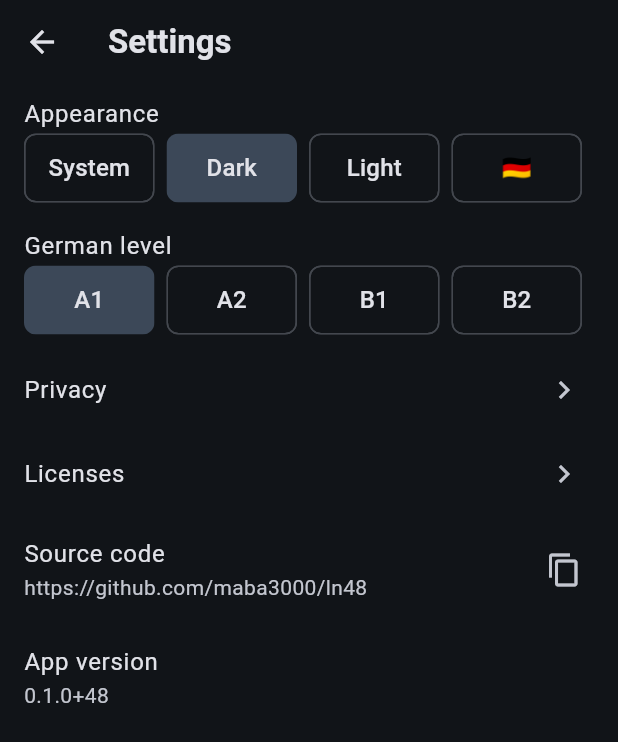
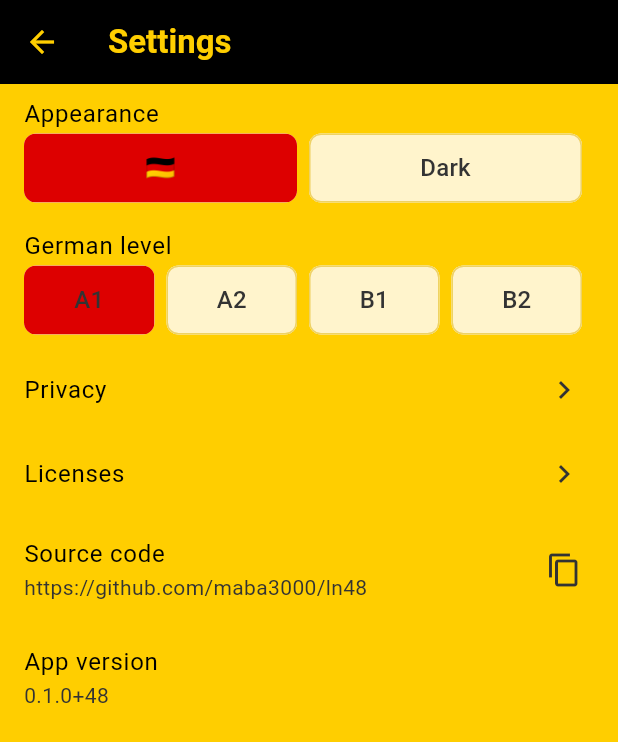
Before and after one commit to maba3000/ln48, a Flutter app: the screen it shows after launch, after a tap on the "settings" icon, on a phone screen of 412 x 824 dp. Shown: the top 742 px of the screen. Run offline on Flutter 3.47's test engine with Material 3 defaults, Android fonts, the phone set to English and light mode, and no system bars; our stand-ins replace drift, drift_flutter, flutter_markdown, flutter_riverpod, freezed_annotation, go_router and 1 more; missing offline and left inert: dart:html; accounts and stored records are empty; generated files the repository leaves out were written again.

Commit message:
simplify: clean and reduce theme in settings to 2

```diff
--- a/l10n/app_en.arb
+++ b/l10n/app_en.arb
@@ -21,8 +21,6 @@
   "settingsTitle": "Settings",
   "settingsVersion": "App version",
   "settingsTheme": "Appearance",
-  "themeModeSystem": "System",
-  "themeModeLight": "Light",
   "themeModeDark": "Dark",
   "settingsLevel": "German level",
   "settingsPrivacy": "Privacy",
--- a/lib/app/app.dart
+++ b/lib/app/app.dart
@@ -15,7 +15,7 @@ class Ln48App extends ConsumerWidget {
     final router = ref.watch(appRouterProvider);
     final localeAsync = ref.watch(localeControllerProvider);
     final themeModeAsync = ref.watch(themeModeControllerProvider);
-    final themeMode = themeModeAsync.asData?.value ?? AppThemeMode.dark;
+    final themeMode = themeModeAsync.asData?.value ?? AppThemeMode.germanFlag;
     final useGermanFlag = themeMode == AppThemeMode.germanFlag;
     final gameDelegates = ref
         .watch(gameRegistryProvider)
@@ -30,9 +30,9 @@ class Ln48App extends ConsumerWidget {
       localizationsDelegates: localizationsDelegates,
       supportedLocales: AppLocalizations.supportedLocales,
       locale: localeAsync.asData?.value,
-      theme: useGermanFlag ? appThemeGermanFlag : appThemeLight,
+      theme: useGermanFlag ? appThemeGermanFlag : appThemeDark,
       darkTheme: useGermanFlag ? appThemeGermanFlag : appThemeDark,
-      themeMode: useGermanFlag ? ThemeMode.light : themeMode.materialThemeMode,
+      themeMode: themeMode.materialThemeMode,
       routerConfig: router,
     );
   }
--- a/lib/app/app_theme.dart
+++ b/lib/app/app_theme.dart
@@ -36,12 +36,12 @@ final ThemeData appThemeGermanFlag = ThemeData(
     tertiaryContainer: GermanFlagColors.yellowLight,
     onTertiaryContainer: GermanFlagColors.blackLight,
 
-    // Surface: Clean light backgrounds
+    // Surface: Yellow background, white cards
     surfaceContainerLowest: Colors.white,
-    surfaceContainerLow: GermanFlagColors.grayLight,
-    surfaceContainer: GermanFlagColors.yellowLight.withValues(alpha: 0.3),
-    surfaceContainerHigh: GermanFlagColors.yellowLight.withValues(alpha: 0.5),
-    surfaceContainerHighest: GermanFlagColors.yellowLight,
+    surfaceContainerLow: Colors.white,
+    surfaceContainer: Colors.white,
+    surfaceContainerHigh: GermanFlagColors.yellowLight,
+    surfaceContainerHighest: Colors.white,
     onSurfaceVariant: GermanFlagColors.blackLight,
 
     // Outline
@@ -61,8 +61,8 @@ final ThemeData appThemeGermanFlag = ThemeData(
     inversePrimary: GermanFlagColors.yellowDark,
   ),
 
-  // Light yellow scaffold background
-  scaffoldBackgroundColor: GermanFlagColors.yellowLight.withValues(alpha: 0.3),
+  // Solid yellow scaffold background (matches landing page)
+  scaffoldBackgroundColor: GermanFlagColors.yellow,
 
   // Black app bar with yellow text
   appBarTheme: const AppBarTheme(
@@ -72,9 +72,10 @@ final ThemeData appThemeGermanFlag = ThemeData(
     actionsIconTheme: IconThemeData(color: GermanFlagColors.yellow),
   ),
 
-  // Cards with subtle elevation
+  // White cards with subtle elevation (matches landing page)
   cardTheme: const CardThemeData(
     color: Colors.white,
+    elevation: 1,
     shape: RoundedRectangleBorder(
       borderRadius: BorderRadius.all(Radius.circular(12)),
     ),
@@ -151,17 +152,6 @@ final ThemeData appThemeGermanFlag = ThemeData(
   ),
 );
 
-final appThemeLight = ThemeData(
-  colorScheme: ColorScheme.fromSeed(
-    seedColor: const Color(0xFF0F4C81),
-  ),
-  useMaterial3: true,
-  textTheme: const TextTheme(
-    headlineLarge: TextStyle(fontWeight: FontWeight.w700),
-    titleLarge: TextStyle(fontWeight: FontWeight.w600),
-  ),
-);
-
 final appThemeDark = ThemeData(
   colorScheme: ColorScheme.fromSeed(
     seedColor: const Color(0xFF0F4C81),
--- a/lib/features/settings/settings_page.dart
+++ b/lib/features/settings/settings_page.dart
@@ -17,7 +17,7 @@ class SettingsPage extends ConsumerWidget {
     final l10n = AppLocalizations.of(context)!;
     final themeModeAsync = ref.watch(themeModeControllerProvider);
     final levelsAsync = ref.watch(germanLevelsControllerProvider);
-    final themeMode = themeModeAsync.value ?? AppThemeMode.dark;
+    final themeMode = themeModeAsync.value ?? AppThemeMode.germanFlag;
     return Scaffold(
       appBar: AppBar(
         leading: const BackButton(),
@@ -109,10 +109,8 @@ class _ThemeModeChips extends StatelessWidget {
   final ValueChanged<AppThemeMode> onSelect;
 
   static const List<AppThemeMode> _modes = [
-    AppThemeMode.system,
+    AppThemeMode.germanFlag,
     AppThemeMode.dark,
-    AppThemeMode.light,
-    AppThemeMode.germanFlag,
   ];
 
   @override
@@ -149,10 +147,8 @@ class _ThemeModeChips extends StatelessWidget {
 
   String _labelForMode(AppLocalizations l10n, AppThemeMode mode) {
     return switch (mode) {
-      AppThemeMode.system => l10n.themeModeSystem,
+      AppThemeMode.germanFlag => '🇩🇪',
       AppThemeMode.dark => l10n.themeModeDark,
-      AppThemeMode.light => l10n.themeModeLight,
-      AppThemeMode.germanFlag => '🇩🇪',
     };
   }
 }
--- a/lib/l10n/app_localizations.dart
+++ b/lib/l10n/app_localizations.dart
@@ -97,7 +97,7 @@ abstract class AppLocalizations {
   /// No description provided for @appTitle.
   ///
   /// In en, this message translates to:
-  /// **'Play German. 48 Games.'**
+  /// **'Play German 48'**
   String get appTitle;
 
   /// No description provided for @gameNotFound.
@@ -133,7 +133,7 @@ abstract class AppLocalizations {
   /// No description provided for @homeTitle.
   ///
   /// In en, this message translates to:
-  /// **'Play German. 48 Games.'**
+  /// **'Play German 48'**
   String get homeTitle;
 
   /// No description provided for @badgeNew.
@@ -177,18 +177,6 @@ abstract class AppLocalizations {
   /// In en, this message translates to:
   /// **'Appearance'**
   String get settingsTheme;
-
-  /// No description provided for @themeModeSystem.
-  ///
-  /// In en, this message translates to:
-  /// **'System'**
-  String get themeModeSystem;
-
-  /// No description provided for @themeModeLight.
-  ///
-  /// In en, this message translates to:
-  /// **'Light'**
-  String get themeModeLight;
 
   /// No description provided for @themeModeDark.
   ///
--- a/lib/l10n/app_localizations_en.dart
+++ b/lib/l10n/app_localizations_en.dart
@@ -9,7 +9,7 @@ class AppLocalizationsEn extends AppLocalizations {
   AppLocalizationsEn([String locale = 'en']) : super(locale);
 
   @override
-  String get appTitle => 'Play German. 48 Games.';
+  String get appTitle => 'Play German 48';
 
   @override
   String get gameNotFound => 'Game not found';
@@ -27,7 +27,7 @@ class AppLocalizationsEn extends AppLocalizations {
   String get errorDatabase => 'Could not save your progress.';
 
   @override
-  String get homeTitle => 'Play German. 48 Games.';
+  String get homeTitle => 'Play German 48';
 
   @override
   String get badgeNew => 'NEW';
@@ -51,12 +51,6 @@ class AppLocalizationsEn extends AppLocalizations {
 
   @override
   String get settingsTheme => 'Appearance';
-
-  @override
-  String get themeModeSystem => 'System';
-
-  @override
-  String get themeModeLight => 'Light';
 
   @override
   String get themeModeDark => 'Dark';
--- a/packages/ln48_core/lib/core/settings/theme_mode_controller.dart
+++ b/packages/ln48_core/lib/core/settings/theme_mode_controller.dart
@@ -5,8 +5,6 @@ import 'package:ln48_core/core/core_providers.dart';
 import 'package:ln48_core/core/settings/settings_keys.dart';
 
 enum AppThemeMode {
-  system,
-  light,
   dark,
   germanFlag,
 }
@@ -14,8 +12,6 @@ enum AppThemeMode {
 extension AppThemeModeX on AppThemeMode {
   ThemeMode get materialThemeMode {
     return switch (this) {
-      AppThemeMode.system => ThemeMode.system,
-      AppThemeMode.light => ThemeMode.light,
       AppThemeMode.dark => ThemeMode.dark,
       AppThemeMode.germanFlag => ThemeMode.light,
     };
@@ -27,7 +23,7 @@ class ThemeModeController extends AsyncNotifier<AppThemeMode> {
   Future<AppThemeMode> build() async {
     final settings = ref.watch(settingsRepositoryProvider);
     final stored = await settings.getString(SettingsKeys.themeMode);
-    return _fromString(stored) ?? AppThemeMode.dark;
+    return _fromString(stored) ?? AppThemeMode.germanFlag;
   }
 
   Future<void> setMode(AppThemeMode mode) async {
@@ -38,10 +34,6 @@ class ThemeModeController extends AsyncNotifier<AppThemeMode> {
 
   AppThemeMode? _fromString(String? value) {
     switch (value) {
-      case 'system':
-        return AppThemeMode.system;
-      case 'light':
-        return AppThemeMode.light;
       case 'dark':
         return AppThemeMode.dark;
       case 'german_flag':
@@ -53,8 +45,6 @@ class ThemeModeController extends AsyncNotifier<AppThemeMode> {
 
   String _toString(AppThemeMode mode) {
     return switch (mode) {
-      AppThemeMode.system => 'system',
-      AppThemeMode.light => 'light',
       AppThemeMode.dark => 'dark',
       AppThemeMode.germanFlag => 'german_flag',
     };
```
Also changed, not shown: packages/game_articles/lib/src/ui/articles_page.dart (+7 -3 lines), packages/game_memory/lib/src/ui/memory_page.dart (+7 -10 lines).
